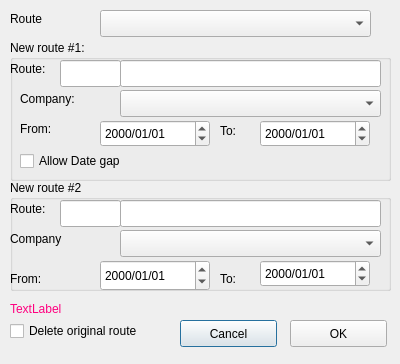
First picture: the form in mapper_app/ui/splitroute.ui, repository allenck/mapper, before the edit.
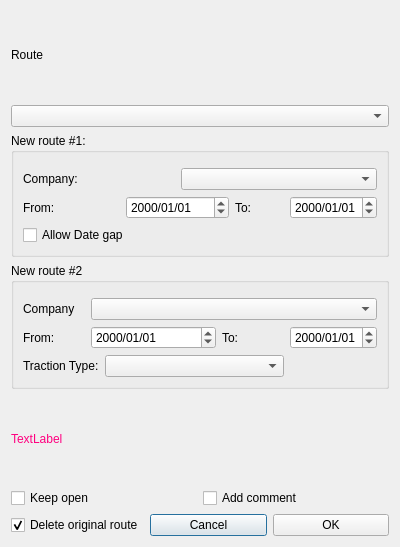
Second picture: the form after the edit. Custom widgets are drawn as their Qt base class.

What changed in the file:
```diff
--- a/mapper_app/ui/splitroute.ui
+++ b/mapper_app/ui/splitroute.ui
@@ -7,392 +7,251 @@
     <x>0</x>
     <y>0</y>
     <width>400</width>
-    <height>364</height>
+    <height>547</height>
    </rect>
   </property>
   <property name="windowTitle">
    <string>Dialog</string>
   </property>
+  <layout class="QGridLayout" name="gridLayout_3">
+   <item row="1" column="0">
+    <widget class="QComboBox" name="cbRoutes"/>
+   </item>
+   <item row="7" column="0">
+    <layout class="QHBoxLayout" name="horizontalLayout">
+     <item>
+      <widget class="QCheckBox" name="chkDeleteOriginal">
+       <property name="text">
+        <string>Delete original route</string>
+       </property>
+       <property name="checked">
+        <bool>true</bool>
+       </property>
+      </widget>
+     </item>
+     <item>
+      <widget class="QPushButton" name="btnCancel">
+       <property name="text">
+        <string>Cancel</string>
+       </property>
+      </widget>
+     </item>
+     <item>
+      <widget class="QPushButton" name="btnOK">
+       <property name="text">
+        <string>OK</string>
+       </property>
+      </widget>
+     </item>
+    </layout>
+   </item>
+   <item row="0" column="0">
   <widget class="QLabel" name="label">
-   <property name="geometry">
-    <rect>
-     <x>10</x>
-     <y>10</y>
-     <width>67</width>
-     <height>17</height>
-    </rect>
-   </property>
    <property name="text">
     <string>Route</string>
    </property>
   </widget>
-  <widget class="QComboBox" name="cbRoutes">
-   <property name="geometry">
-    <rect>
-     <x>100</x>
-     <y>10</y>
-     <width>271</width>
-     <height>27</height>
-    </rect>
-   </property>
-  </widget>
+   </item>
+   <item row="4" column="0">
+    <widget class="QLabel" name="lblHelp">
+     <property name="palette">
+      <palette>
+       <active>
+        <colorrole role="WindowText">
+         <brush brushstyle="SolidPattern">
+          <color alpha="255">
+           <red>255</red>
+           <green>0</green>
+           <blue>127</blue>
+          </color>
+         </brush>
+        </colorrole>
+       </active>
+       <inactive>
+        <colorrole role="WindowText">
+         <brush brushstyle="SolidPattern">
+          <color alpha="255">
+           <red>255</red>
+           <green>0</green>
+           <blue>127</blue>
+          </color>
+         </brush>
+        </colorrole>
+       </inactive>
+       <disabled>
+        <colorrole role="WindowText">
+         <brush brushstyle="SolidPattern">
+          <color alpha="255">
+           <red>159</red>
+           <green>158</green>
+           <blue>158</blue>
+          </color>
+         </brush>
+        </colorrole>
+       </disabled>
+      </palette>
+     </property>
+     <property name="text">
+      <string>TextLabel</string>
+     </property>
+    </widget>
+   </item>
+   <item row="2" column="0">
   <widget class="QGroupBox" name="groupBox1">
-   <property name="geometry">
-    <rect>
-     <x>10</x>
-     <y>40</y>
-     <width>381</width>
-     <height>141</height>
-    </rect>
-   </property>
    <property name="title">
     <string>New route #1:</string>
    </property>
-   <widget class="QLineEdit" name="txtNewRouteName1">
-    <property name="geometry">
-     <rect>
-      <x>110</x>
-      <y>20</y>
-      <width>261</width>
-      <height>27</height>
-     </rect>
-    </property>
-    <property name="maxLength">
-     <number>125</number>
-    </property>
-   </widget>
+     <layout class="QGridLayout" name="gridLayout">
+      <item row="2" column="2" colspan="2">
+       <widget class="QDateEdit" name="dateFrom1">
+        <property name="displayFormat">
+         <string>yyyy/MM/dd</string>
+        </property>
+       </widget>
+      </item>
+      <item row="2" column="5">
+       <widget class="QDateEdit" name="dateTo1">
+        <property name="displayFormat">
+         <string>yyyy/MM/dd</string>
+        </property>
+       </widget>
+      </item>
+      <item row="1" column="0" colspan="2">
    <widget class="QLabel" name="label_4">
-    <property name="geometry">
-     <rect>
-      <x>10</x>
-      <y>50</y>
-      <width>67</width>
-      <height>17</height>
-     </rect>
-    </property>
     <property name="text">
      <string>Company:</string>
     </property>
    </widget>
-   <widget class="QComboBox" name="cbCompany1">
-    <property name="geometry">
-     <rect>
-      <x>110</x>
-      <y>50</y>
-      <width>261</width>
-      <height>27</height>
-     </rect>
-    </property>
-   </widget>
-   <widget class="QLabel" name="label_2">
-    <property name="geometry">
-     <rect>
-      <x>0</x>
-      <y>20</y>
-      <width>51</width>
-      <height>17</height>
-     </rect>
-    </property>
-    <property name="text">
-     <string>Route:</string>
-    </property>
-   </widget>
-   <widget class="QDateEdit" name="dateFrom1">
-    <property name="geometry">
-     <rect>
-      <x>90</x>
-      <y>80</y>
-      <width>110</width>
-      <height>27</height>
-     </rect>
-    </property>
-    <property name="displayFormat">
-     <string>yyyy/MM/dd</string>
-    </property>
-   </widget>
+      </item>
+      <item row="1" column="3" colspan="3">
+       <widget class="QComboBox" name="cbCompany1"/>
+      </item>
+      <item row="2" column="0" colspan="2">
    <widget class="QLabel" name="label_6">
-    <property name="geometry">
-     <rect>
-      <x>10</x>
-      <y>80</y>
-      <width>67</width>
-      <height>17</height>
-     </rect>
-    </property>
     <property name="text">
      <string>From:</string>
     </property>
    </widget>
+      </item>
+      <item row="2" column="4">
    <widget class="QLabel" name="label_7">
-    <property name="geometry">
-     <rect>
-      <x>210</x>
-      <y>80</y>
-      <width>31</width>
-      <height>21</height>
-     </rect>
-    </property>
     <property name="text">
      <string>To:</string>
     </property>
    </widget>
-   <widget class="QDateEdit" name="dateTo1">
-    <property name="geometry">
-     <rect>
-      <x>250</x>
-      <y>80</y>
-      <width>110</width>
-      <height>27</height>
-     </rect>
-    </property>
-    <property name="displayFormat">
-     <string>yyyy/MM/dd</string>
-    </property>
-   </widget>
-   <widget class="QLineEdit" name="txtNewRouteNbr1">
-    <property name="geometry">
-     <rect>
-      <x>50</x>
-      <y>20</y>
-      <width>61</width>
-      <height>27</height>
-     </rect>
-    </property>
-    <property name="maxLength">
-     <number>6</number>
-    </property>
-   </widget>
+      </item>
+      <item row="3" column="0" colspan="4">
    <widget class="QCheckBox" name="chkAllowGap">
-    <property name="geometry">
-     <rect>
-      <x>10</x>
-      <y>110</y>
-      <width>141</width>
-      <height>22</height>
-     </rect>
-    </property>
     <property name="text">
      <string>Allow Date gap</string>
     </property>
    </widget>
-  </widget>
+      </item>
+      <item row="0" column="0" colspan="6">
+       <widget class="RouteNameWidget" name="rnw1" native="true"/>
+      </item>
+     </layout>
+    </widget>
+   </item>
+   <item row="6" column="0">
+    <layout class="QHBoxLayout" name="horizontalLayout_3">
+     <item>
+      <widget class="QCheckBox" name="cbKeepOpen">
+       <property name="text">
+        <string>Keep open</string>
+       </property>
+      </widget>
+     </item>
+     <item>
+      <widget class="QCheckBox" name="chkAddComment">
+       <property name="text">
+        <string>Add comment</string>
+       </property>
+      </widget>
+     </item>
+    </layout>
+   </item>
+   <item row="3" column="0">
   <widget class="QGroupBox" name="groupBox2">
-   <property name="geometry">
-    <rect>
-     <x>10</x>
-     <y>180</y>
-     <width>381</width>
-     <height>111</height>
-    </rect>
-   </property>
    <property name="title">
     <string>New route #2</string>
    </property>
-   <widget class="QLineEdit" name="txtNewRouteName2">
-    <property name="geometry">
-     <rect>
-      <x>110</x>
-      <y>20</y>
-      <width>261</width>
-      <height>27</height>
-     </rect>
-    </property>
-    <property name="maxLength">
-     <number>125</number>
-    </property>
-   </widget>
-   <widget class="QLabel" name="label_3">
-    <property name="geometry">
-     <rect>
-      <x>0</x>
-      <y>20</y>
-      <width>51</width>
-      <height>17</height>
-     </rect>
-    </property>
-    <property name="text">
-     <string>Route:</string>
-    </property>
-   </widget>
+     <layout class="QGridLayout" name="gridLayout_2">
+      <item row="0" column="0" colspan="5">
+       <widget class="RouteNameWidget" name="rnw2" native="true"/>
+      </item>
+      <item row="1" column="0">
    <widget class="QLabel" name="label_5">
-    <property name="geometry">
-     <rect>
-      <x>0</x>
-      <y>50</y>
-      <width>67</width>
-      <height>17</height>
-     </rect>
-    </property>
     <property name="text">
      <string>Company</string>
     </property>
    </widget>
-   <widget class="QComboBox" name="cbCompany2">
-    <property name="geometry">
-     <rect>
-      <x>110</x>
-      <y>50</y>
-      <width>261</width>
-      <height>27</height>
-     </rect>
-    </property>
-   </widget>
+      </item>
+      <item row="2" column="0">
    <widget class="QLabel" name="label_8">
-    <property name="geometry">
-     <rect>
-      <x>0</x>
-      <y>90</y>
-      <width>67</width>
-      <height>17</height>
-     </rect>
-    </property>
     <property name="text">
      <string>From:</string>
     </property>
    </widget>
+      </item>
+      <item row="2" column="1" colspan="2">
    <widget class="QDateEdit" name="dateFrom2">
-    <property name="geometry">
-     <rect>
-      <x>90</x>
-      <y>80</y>
-      <width>110</width>
-      <height>31</height>
-     </rect>
-    </property>
     <property name="displayFormat">
      <string>yyyy/MM/dd</string>
     </property>
    </widget>
+      </item>
+      <item row="2" column="3">
    <widget class="QLabel" name="label_9">
-    <property name="geometry">
-     <rect>
-      <x>210</x>
-      <y>90</y>
-      <width>31</width>
-      <height>17</height>
-     </rect>
-    </property>
     <property name="text">
      <string>To:</string>
     </property>
    </widget>
+      </item>
+      <item row="2" column="4">
    <widget class="QDateEdit" name="dateTo2">
-    <property name="geometry">
-     <rect>
-      <x>250</x>
-      <y>80</y>
-      <width>110</width>
-      <height>27</height>
-     </rect>
-    </property>
     <property name="displayFormat">
      <string>yyyy/MM/dd</string>
     </property>
    </widget>
-   <widget class="QLineEdit" name="txtNewRouteNbr2">
-    <property name="geometry">
-     <rect>
-      <x>50</x>
-      <y>20</y>
-      <width>61</width>
-      <height>27</height>
-     </rect>
-    </property>
-    <property name="maxLength">
-     <number>6</number>
-    </property>
-   </widget>
-  </widget>
-  <widget class="QCheckBox" name="chkDeleteOriginal">
-   <property name="geometry">
-    <rect>
-     <x>10</x>
-     <y>320</y>
-     <width>171</width>
-     <height>22</height>
-    </rect>
-   </property>
+      </item>
+      <item row="1" column="1" colspan="4">
+       <widget class="QComboBox" name="cbCompany2"/>
+      </item>
+      <item row="3" column="0" colspan="4">
+       <layout class="QHBoxLayout" name="horizontalLayout_2">
+        <item>
+         <widget class="QLabel" name="label_2">
    <property name="text">
-    <string>Delete original route</string>
-   </property>
-  </widget>
-  <widget class="QLabel" name="lblHelp">
-   <property name="geometry">
-    <rect>
-     <x>10</x>
-     <y>300</y>
-     <width>371</width>
-     <height>17</height>
-    </rect>
-   </property>
-   <property name="palette">
-    <palette>
-     <active>
-      <colorrole role="WindowText">
-       <brush brushstyle="SolidPattern">
-        <color alpha="255">
-         <red>255</red>
-         <green>0</green>
-         <blue>127</blue>
-        </color>
-       </brush>
-      </colorrole>
-     </active>
-     <inactive>
-      <colorrole role="WindowText">
-       <brush brushstyle="SolidPattern">
-        <color alpha="255">
-         <red>255</red>
-         <green>0</green>
-         <blue>127</blue>
-        </color>
-       </brush>
-      </colorrole>
-     </inactive>
-     <disabled>
-      <colorrole role="WindowText">
-       <brush brushstyle="SolidPattern">
-        <color alpha="255">
-         <red>159</red>
-         <green>158</green>
-         <blue>158</blue>
-        </color>
-       </brush>
-      </colorrole>
-     </disabled>
-    </palette>
-   </property>
-   <property name="text">
-    <string>TextLabel</string>
-   </property>
-  </widget>
-  <widget class="QPushButton" name="btnCancel">
-   <property name="geometry">
-    <rect>
-     <x>180</x>
-     <y>320</y>
-     <width>97</width>
-     <height>27</height>
-    </rect>
-   </property>
-   <property name="text">
-    <string>Cancel</string>
-   </property>
-  </widget>
-  <widget class="QPushButton" name="btnOK">
-   <property name="geometry">
-    <rect>
-     <x>290</x>
-     <y>320</y>
-     <width>97</width>
-     <height>27</height>
-    </rect>
-   </property>
-   <property name="text">
-    <string>OK</string>
-   </property>
-  </widget>
- </widget>
+           <string>Traction Type:</string>
+          </property>
+         </widget>
+        </item>
+        <item>
+         <widget class="QComboBox" name="cbTractionType">
+          <property name="sizePolicy">
+           <sizepolicy hsizetype="Preferred" vsizetype="Fixed">
+            <horstretch>1</horstretch>
+            <verstretch>0</verstretch>
+           </sizepolicy>
+          </property>
+         </widget>
+        </item>
+       </layout>
+      </item>
+     </layout>
+    </widget>
+   </item>
+  </layout>
+ </widget>
+ <customwidgets>
+  <customwidget>
+   <class>RouteNameWidget</class>
+   <extends>QWidget</extends>
+   <header>routenamewidget.h</header>
+   <container>1</container>
+  </customwidget>
+ </customwidgets>
  <resources/>
  <connections/>
 </ui>
```
Lines whose indentation alone changed are shown as unchanged.
